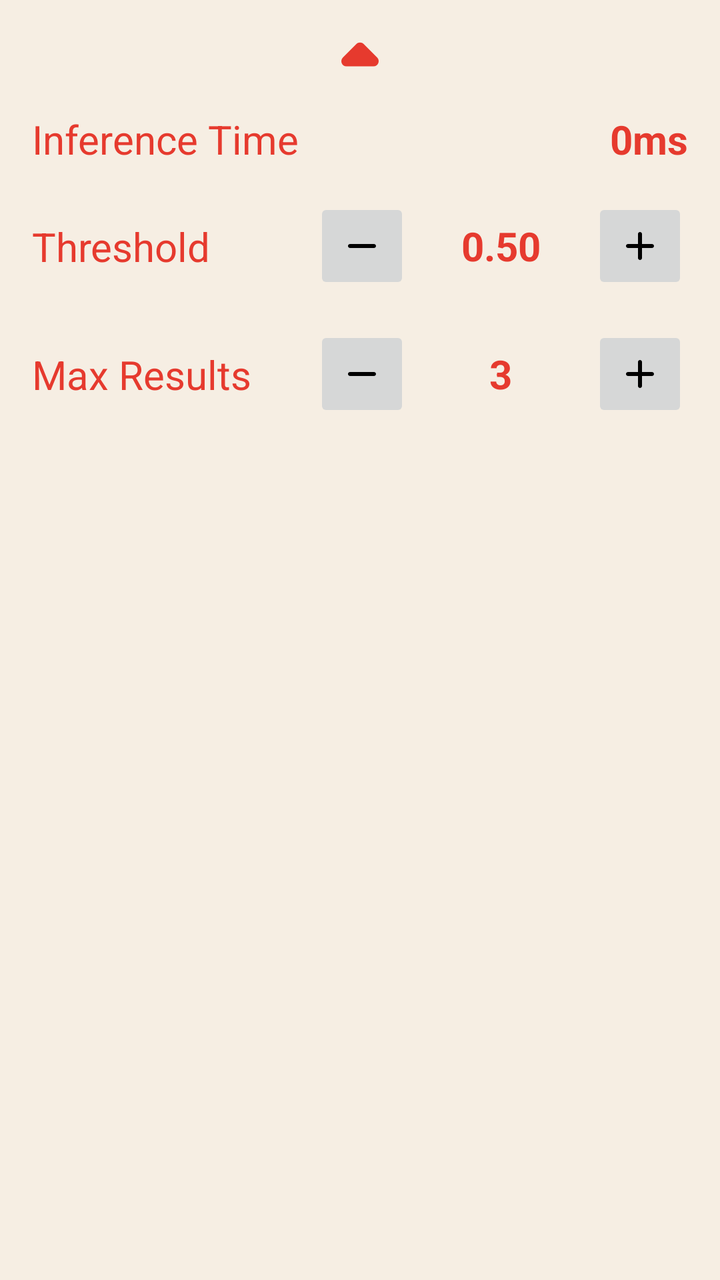
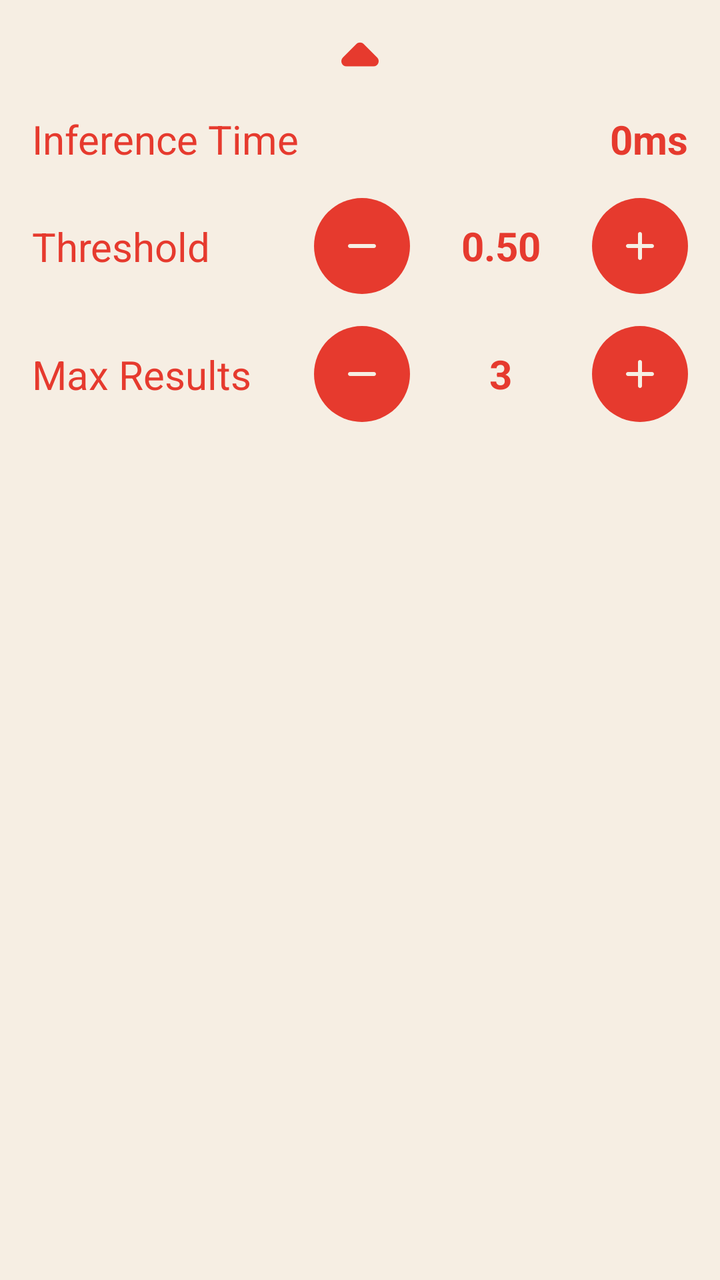

Screens rendered from an Android XML layout before and after an edit, with the pre-edit source and the edit as a unified diff.
<!-- AndroidManifest.xml: application theme Theme.BatikNitikClassifier -->
<!-- res/layout/camera_bottom_sheet.xml -->
<?xml version="1.0" encoding="utf-8"?>
<androidx.core.widget.NestedScrollView xmlns:android="http://schemas.android.com/apk/res/android"
    xmlns:app="http://schemas.android.com/apk/res-auto"
    xmlns:tools="http://schemas.android.com/tools"
    android:id="@+id/bottom_sheet_layout"
    android:layout_width="match_parent"
    android:layout_height="wrap_content"
    android:background="@color/bottom_sheet_background"
    android:orientation="vertical"
    android:padding="@dimen/div_padding_regular"
    app:behavior_hideable="false"
    app:behavior_peekHeight="@dimen/bottom_sheet_peek_height"
    app:layout_behavior="com.google.android.material.bottomsheet.BottomSheetBehavior">

    <androidx.appcompat.widget.LinearLayoutCompat
        android:layout_width="match_parent"
        android:layout_height="wrap_content"
        android:orientation="vertical">

        
        <RelativeLayout
            android:layout_width="match_parent"
            android:layout_height="wrap_content">

            <androidx.appcompat.widget.AppCompatImageButton
                android:layout_width="wrap_content"
                android:layout_height="wrap_content"
                android:layout_centerInParent="true"
                android:backgroundTint="@android:color/transparent"
                android:contentDescription="@string/desc_bottom_sheet_expand_icon"
                android:padding="0dp"
                android:scaleType="fitXY"
                android:src="@drawable/round_arrow_drop_up_24"
                app:tint="@color/bottom_sheet_text_color"
                tools:ignore="TouchTargetSizeCheck,ImageContrastCheck" />
        </RelativeLayout>

        
        <androidx.appcompat.widget.LinearLayoutCompat
            android:layout_width="match_parent"
            android:layout_height="wrap_content"
            android:layout_marginTop="@dimen/bottom_sheet_row_margin"
            android:orientation="horizontal">

            <TextView
                android:layout_width="wrap_content"
                android:layout_height="wrap_content"
                android:id="@+id/label_inference_time"
                android:layout_centerVertical="true"
                android:text="@string/label_inference_time"
                android:textSize="@dimen/bottom_sheet_label_size"
                android:textColor="@color/bottom_sheet_text_color" />

            <TextView
                android:id="@+id/inference_time_val"
                android:layout_width="match_parent"
                android:layout_height="wrap_content"
                android:layout_centerVertical="true"
                android:gravity="end"
                android:text="@string/val_inference_default"
                android:textColor="@color/bottom_sheet_text_color"
                android:textSize="@dimen/bottom_sheet_label_size"
                android:textStyle="bold" />
        </androidx.appcompat.widget.LinearLayoutCompat>

        
        <androidx.constraintlayout.widget.ConstraintLayout
            android:layout_width="match_parent"
            android:layout_height="wrap_content"
            android:layout_marginTop="@dimen/bottom_sheet_row_margin">

            <TextView
                android:layout_width="wrap_content"
                android:layout_height="wrap_content"
                android:layout_centerVertical="true"
                android:text="@string/label_threshold"
                android:textColor="@color/bottom_sheet_text_color"
                android:textSize="@dimen/bottom_sheet_label_size"
                app:layout_constraintBottom_toBottomOf="parent"
                app:layout_constraintStart_toStartOf="parent"
                app:layout_constraintTop_toTopOf="parent" />

            <androidx.appcompat.widget.LinearLayoutCompat
                android:layout_width="wrap_content"
                android:layout_height="wrap_content"
                android:layout_alignParentEnd="true"
                android:gravity="center"
                android:orientation="horizontal"
                app:layout_constraintBottom_toBottomOf="parent"
                app:layout_constraintEnd_toEndOf="parent"
                app:layout_constraintTop_toTopOf="parent">

                <androidx.appcompat.widget.AppCompatImageButton
                    android:id="@+id/threshold_minus"
                    android:layout_width="@dimen/bottom_sheet_control_btn_size"
                    android:layout_height="@dimen/bottom_sheet_control_btn_size"
                    android:contentDescription="@string/desc_threshold_minus"
                    android:src="@drawable/round_remove_24" />

                <TextView
                    android:layout_width="wrap_content"
                    android:layout_height="wrap_content"
                    android:id="@+id/threshold_value"
                    android:layout_marginStart="@dimen/bottom_sheet_text_side_margin"
                    android:layout_marginEnd="@dimen/bottom_sheet_text_side_margin"
                    android:gravity="center"
                    android:minEms="@integer/bottom_sheet_control_text_min_ems"
                    android:text="@string/val_threshold_default"
                    android:textColor="@color/bottom_sheet_text_color"
                    android:textSize="@dimen/bottom_sheet_label_size"
                    android:textStyle="bold" />

                <androidx.appcompat.widget.AppCompatImageButton
                    android:id="@+id/threshold_plus"
                    android:layout_width="@dimen/bottom_sheet_control_btn_size"
                    android:layout_height="@dimen/bottom_sheet_control_btn_size"
                    android:contentDescription="@string/desc_threshold_plus"
                    android:src="@drawable/round_add_24" />
            </androidx.appcompat.widget.LinearLayoutCompat>
        </androidx.constraintlayout.widget.ConstraintLayout>

        
        <androidx.constraintlayout.widget.ConstraintLayout
            android:layout_width="match_parent"
            android:layout_height="wrap_content"
            android:layout_marginTop="@dimen/bottom_sheet_row_margin">

            <TextView
                android:layout_width="wrap_content"
                android:layout_height="wrap_content"
                android:layout_centerVertical="true"
                android:text="@string/label_max_results"
                android:textColor="@color/bottom_sheet_text_color"
                android:textSize="@dimen/bottom_sheet_label_size"
                app:layout_constraintBottom_toBottomOf="parent"
                app:layout_constraintStart_toStartOf="parent"
                app:layout_constraintTop_toTopOf="parent" />

            <androidx.appcompat.widget.LinearLayoutCompat
                android:layout_width="wrap_content"
                android:layout_height="wrap_content"
                android:layout_alignParentEnd="true"
                android:gravity="center"
                android:orientation="horizontal"
                app:layout_constraintBottom_toBottomOf="parent"
                app:layout_constraintEnd_toEndOf="parent"
                app:layout_constraintTop_toTopOf="parent">

                <androidx.appcompat.widget.AppCompatImageButton
                    android:id="@+id/max_results_minus"
                    android:layout_width="@dimen/bottom_sheet_control_btn_size"
                    android:layout_height="@dimen/bottom_sheet_control_btn_size"
                    android:contentDescription="@string/desc_max_results_minus"
                    android:src="@drawable/round_remove_24" />

                <TextView
                    android:layout_width="wrap_content"
                    android:layout_height="wrap_content"
                    android:id="@+id/max_results_value"
                    android:layout_marginStart="@dimen/bottom_sheet_text_side_margin"
                    android:layout_marginEnd="@dimen/bottom_sheet_text_side_margin"
                    android:gravity="center"
                    android:minEms="@integer/bottom_sheet_control_text_min_ems"
                    android:text="@string/val_max_results_default"
                    android:textColor="@color/bottom_sheet_text_color"
                    android:textSize="@dimen/bottom_sheet_label_size"
                    android:textStyle="bold" />

                <androidx.appcompat.widget.AppCompatImageButton
                    android:id="@+id/max_results_plus"
                    android:layout_width="@dimen/bottom_sheet_control_btn_size"
                    android:layout_height="@dimen/bottom_sheet_control_btn_size"
                    android:contentDescription="@string/desc_max_results_plus"
                    android:src="@drawable/round_add_24" />
            </androidx.appcompat.widget.LinearLayoutCompat>
        </androidx.constraintlayout.widget.ConstraintLayout>
    </androidx.appcompat.widget.LinearLayoutCompat>
</androidx.core.widget.NestedScrollView>
<!-- resources referenced by this layout -->
<resources>
  <color name="bottom_sheet_background">#F6EEE3</color>
  <color name="bottom_sheet_text_color">#E63A2E</color>
  <dimen name="bottom_sheet_control_btn_size">48dp</dimen>
  <dimen name="bottom_sheet_label_size">20sp</dimen>
  <dimen name="bottom_sheet_peek_height">50dp</dimen>
  <dimen name="bottom_sheet_row_margin">16dp</dimen>
  <dimen name="bottom_sheet_text_side_margin">10dp</dimen>
  <dimen name="div_padding_regular">16dp</dimen>
  <!-- drawable round_add_24 (drawable) -->
  <vector xmlns:android="http://schemas.android.com/apk/res/android" android:height="24dp" android:tint="#000000" android:viewportHeight="24" android:viewportWidth="24" android:width="24dp">
        
      <path android:fillColor="@android:color/white" android:pathData="M18,13h-5v5c0,0.55 -0.45,1 -1,1s-1,-0.45 -1,-1v-5H6c-0.55,0 -1,-0.45 -1,-1s0.45,-1 1,-1h5V6c0,-0.55 0.45,-1 1,-1s1,0.45 1,1v5h5c0.55,0 1,0.45 1,1s-0.45,1 -1,1z"/>
      
  </vector>
  <!-- drawable round_arrow_drop_up_24 (drawable) -->
  <vector xmlns:android="http://schemas.android.com/apk/res/android" android:height="24dp" android:tint="#000000" android:viewportHeight="24" android:viewportWidth="24" android:width="24dp">
  
      <group
          android:pivotX="12"
          android:pivotY="12"
          android:scaleX="2.6"
          android:scaleY="2.6">
  
          <path android:fillColor="@android:color/white" android:pathData="M8.71,12.29L11.3,9.7c0.39,-0.39 1.02,-0.39 1.41,0l2.59,2.59c0.63,0.63 0.18,1.71 -0.71,1.71H9.41c-0.89,0 -1.33,-1.08 -0.7,-1.71z"/>
      </group>
  </vector>
  <!-- drawable round_remove_24 (drawable) -->
  <vector xmlns:android="http://schemas.android.com/apk/res/android" android:height="24dp" android:tint="#000000" android:viewportHeight="24" android:viewportWidth="24" android:width="24dp">
        
      <path android:fillColor="@android:color/white" android:pathData="M18,13H6c-0.55,0 -1,-0.45 -1,-1s0.45,-1 1,-1h12c0.55,0 1,0.45 1,1s-0.45,1 -1,1z"/>
      
  </vector>
  <integer name="bottom_sheet_control_text_min_ems">3</integer>
  <string name="desc_bottom_sheet_expand_icon">Bottom sheet expandable indicator</string>
  <string name="desc_max_results_minus">Decrease max classified results</string>
  <string name="desc_max_results_plus">Increase max classified results</string>
  <string name="desc_threshold_minus">Decrease threshold of max classification result</string>
  <string name="desc_threshold_plus">Increase threshold of max classification result</string>
  <string name="label_inference_time">Inference Time</string>
  <string name="label_max_results">Max Results</string>
  <string name="label_threshold">Threshold</string>
  <string name="val_inference_default">0ms</string>
  <string name="val_max_results_default">3</string>
  <string name="val_threshold_default">0.50</string>
  <style name="Theme.BatikNitikClassifier" parent="Base.Theme.BatikNitikClassifier" />
  <style name="Base.Theme.BatikNitikClassifier" parent="Theme.Material3.DayNight.NoActionBar">
          
          
      </style>
</resources>

<!-- the commit's change to res/layout/camera_bottom_sheet.xml (unified diff, before → after) -->
@@ -94,6 +94,8 @@
                     android:id="@+id/threshold_minus"
                     android:layout_width="@dimen/bottom_sheet_control_btn_size"
                     android:layout_height="@dimen/bottom_sheet_control_btn_size"
+                    android:background="@drawable/bg_radius_image_button"
+                    android:tint="@color/bottom_sheet_background"
                     android:contentDescription="@string/desc_threshold_minus"
                     android:src="@drawable/round_remove_24" />
 
@@ -114,6 +116,8 @@
                     android:id="@+id/threshold_plus"
                     android:layout_width="@dimen/bottom_sheet_control_btn_size"
                     android:layout_height="@dimen/bottom_sheet_control_btn_size"
+                    android:background="@drawable/bg_radius_image_button"
+                    android:tint="@color/bottom_sheet_background"
                     android:contentDescription="@string/desc_threshold_plus"
                     android:src="@drawable/round_add_24" />
             </androidx.appcompat.widget.LinearLayoutCompat>
@@ -150,6 +154,8 @@
                     android:id="@+id/max_results_minus"
                     android:layout_width="@dimen/bottom_sheet_control_btn_size"
                     android:layout_height="@dimen/bottom_sheet_control_btn_size"
+                    android:background="@drawable/bg_radius_image_button"
+                    android:tint="@color/bottom_sheet_background"
                     android:contentDescription="@string/desc_max_results_minus"
                     android:src="@drawable/round_remove_24" />
 
@@ -170,6 +176,8 @@
                     android:id="@+id/max_results_plus"
                     android:layout_width="@dimen/bottom_sheet_control_btn_size"
                     android:layout_height="@dimen/bottom_sheet_control_btn_size"
+                    android:background="@drawable/bg_radius_image_button"
+                    android:tint="@color/bottom_sheet_background"
                     android:contentDescription="@string/desc_max_results_plus"
                     android:src="@drawable/round_add_24" />
             </androidx.appcompat.widget.LinearLayoutCompat>
<!-- resource entries referenced after the edit -->
@@ -8,6 +8,12 @@
   <dimen name="bottom_sheet_row_margin">16dp</dimen>
   <dimen name="bottom_sheet_text_side_margin">10dp</dimen>
   <dimen name="div_padding_regular">16dp</dimen>
+  <!-- drawable bg_radius_image_button (drawable) -->
+  <?xml version="1.0" encoding="utf-8"?>
+  <shape xmlns:android="http://schemas.android.com/apk/res/android">
+      <solid android:color="@color/bottom_sheet_text_color" />
+      <corners android:radius="32dp" />
+  </shape>
   <!-- drawable round_add_24 (drawable) -->
   <vector xmlns:android="http://schemas.android.com/apk/res/android" android:height="24dp" android:tint="#000000" android:viewportHeight="24" android:viewportWidth="24" android:width="24dp">
         
